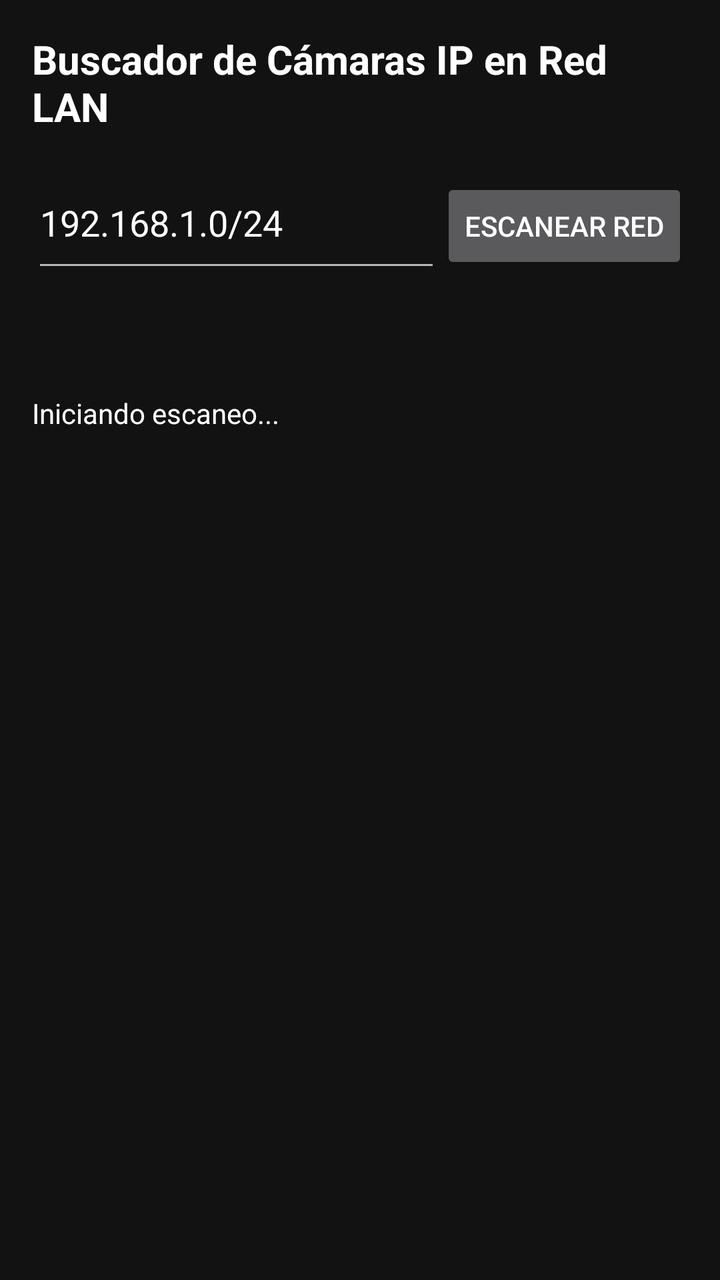
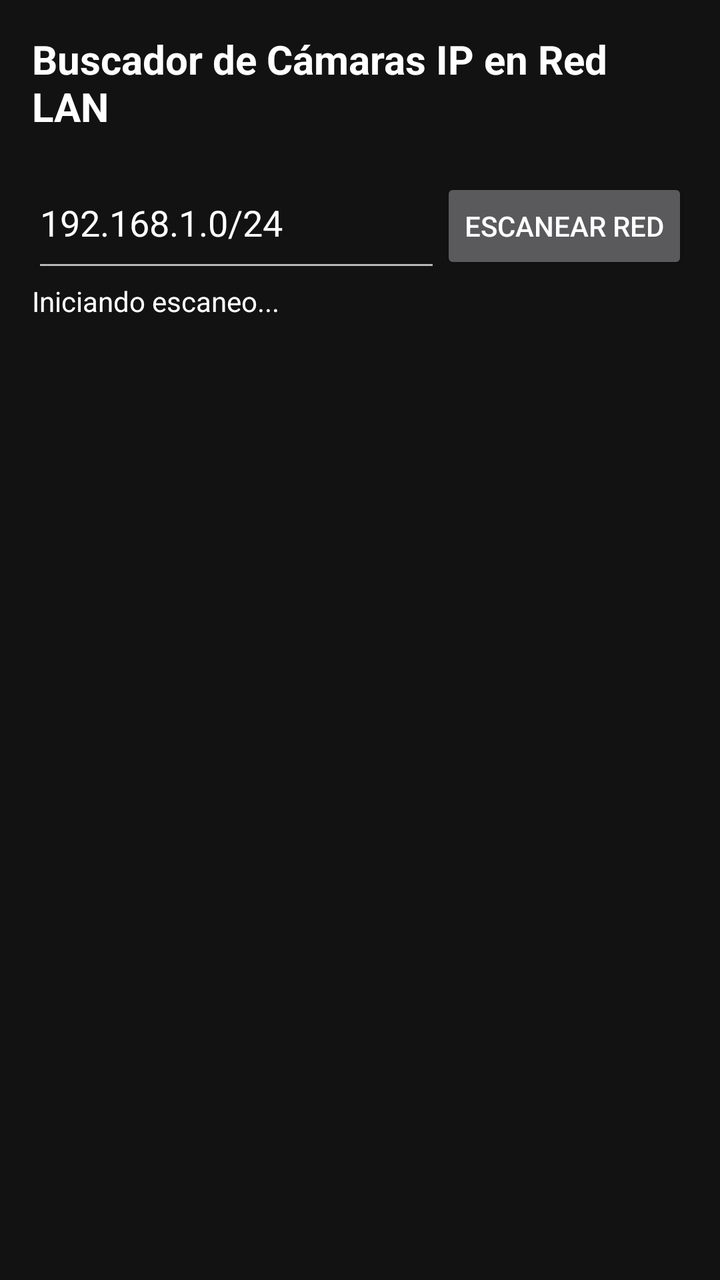

Before-and-after screenshots of an Android layout around one commit, followed by the original layout XML and the change that was made.
<!-- AndroidManifest.xml: activity theme Theme.AppCompat.NoActionBar -->
<!-- res/layout/activity_descubrimiento_camaras.xml -->
<?xml version="1.0" encoding="utf-8"?>
<LinearLayout xmlns:android="http://schemas.android.com/apk/res/android"
    android:layout_width="match_parent"
    android:layout_height="match_parent"
    android:orientation="vertical"
    android:padding="16dp"
    android:background="#121212">

    <TextView
        android:layout_width="wrap_content"
        android:layout_height="wrap_content"
        android:text="Buscador de Cámaras IP en Red LAN"
        android:textColor="#FFFFFF"
        android:textSize="20sp"
        android:textStyle="bold" />

    <LinearLayout
        android:layout_width="match_parent"
        android:layout_height="wrap_content"
        android:layout_marginTop="12dp"
        android:orientation="horizontal">

        <EditText
            android:id="@+id/txtSubredEscaneo"
            android:layout_width="0dp"
            android:layout_height="wrap_content"
            android:layout_weight="1"
            android:text="192.168.1.0/24"
            android:textColor="#FFFFFF"
            android:hint="Segmento CIDR (Ej: 192.168.1.0/24)" />

        <Button
            android:id="@+id/btnIniciarEscaneoLan"
            android:layout_width="wrap_content"
            android:layout_height="wrap_content"
            android:text="Escanear Red" />
    </LinearLayout>

    <ProgressBar
        android:id="@+id/progressEscaneo"
        style="?android:attr/progressBarStyle"
        android:layout_width="match_parent"
        android:layout_height="wrap_content"
        android:layout_marginTop="8dp"
        android:visibility="visible"/>

    <TextView
        android:id="@+id/txtProgresoDetalle"
        android:layout_width="match_parent"
        android:layout_height="wrap_content"
        android:text="Iniciando escaneo..."
        android:textColor="#FFFFFF"
        android:visibility="visible" />

    
    <GridView
        android:id="@+id/gridViewCamarasLocalizadas"
        android:layout_width="match_parent"
        android:layout_height="0dp"
        android:layout_weight="1"
        android:layout_marginTop="16dp"
        android:numColumns="2"
        android:horizontalSpacing="8dp"
        android:verticalSpacing="8dp" />

</LinearLayout>
<!-- resources referenced by this layout -->
<resources>

</resources>

<!-- the commit's change to res/layout/activity_descubrimiento_camaras.xml (unified diff, before → after) -->
@@ -4,7 +4,8 @@
     android:layout_height="match_parent"
     android:orientation="vertical"
     android:padding="16dp"
-    android:background="#121212">
+    android:background="#121212"
+    android:layout_marginTop="?attr/actionBarSize">
 
     <TextView
         android:layout_width="wrap_content"
@@ -42,7 +43,7 @@
         android:layout_width="match_parent"
         android:layout_height="wrap_content"
         android:layout_marginTop="8dp"
-        android:visibility="visible"/>
+        android:visibility="gone" />
 
     <TextView
         android:id="@+id/txtProgresoDetalle"
